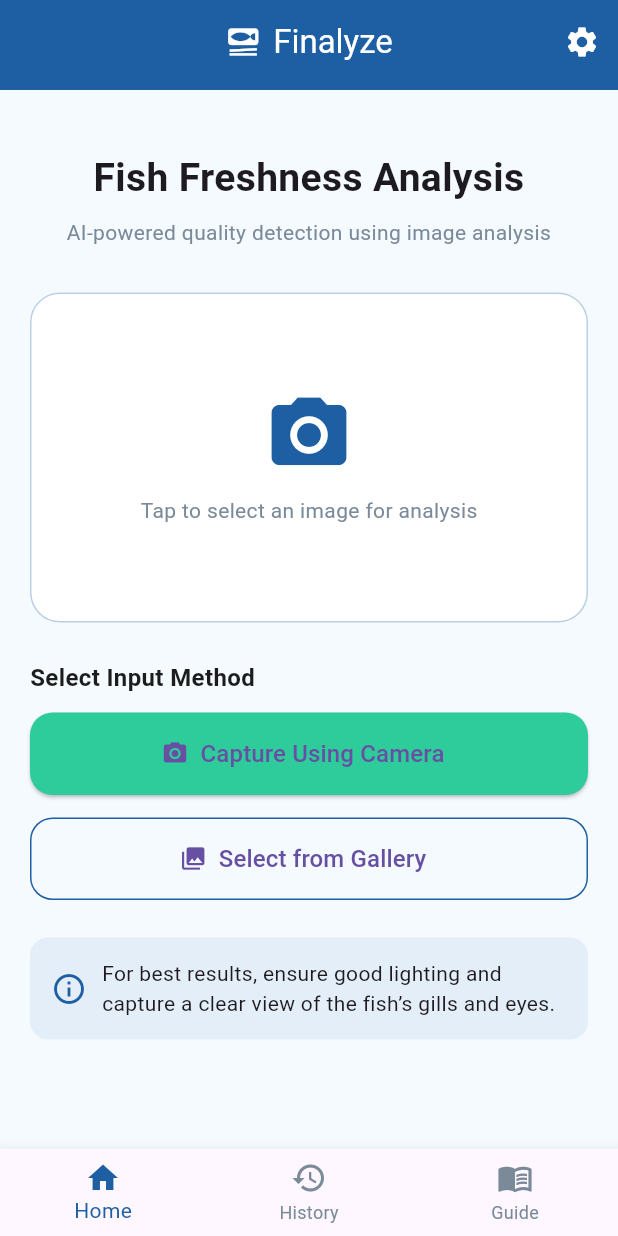
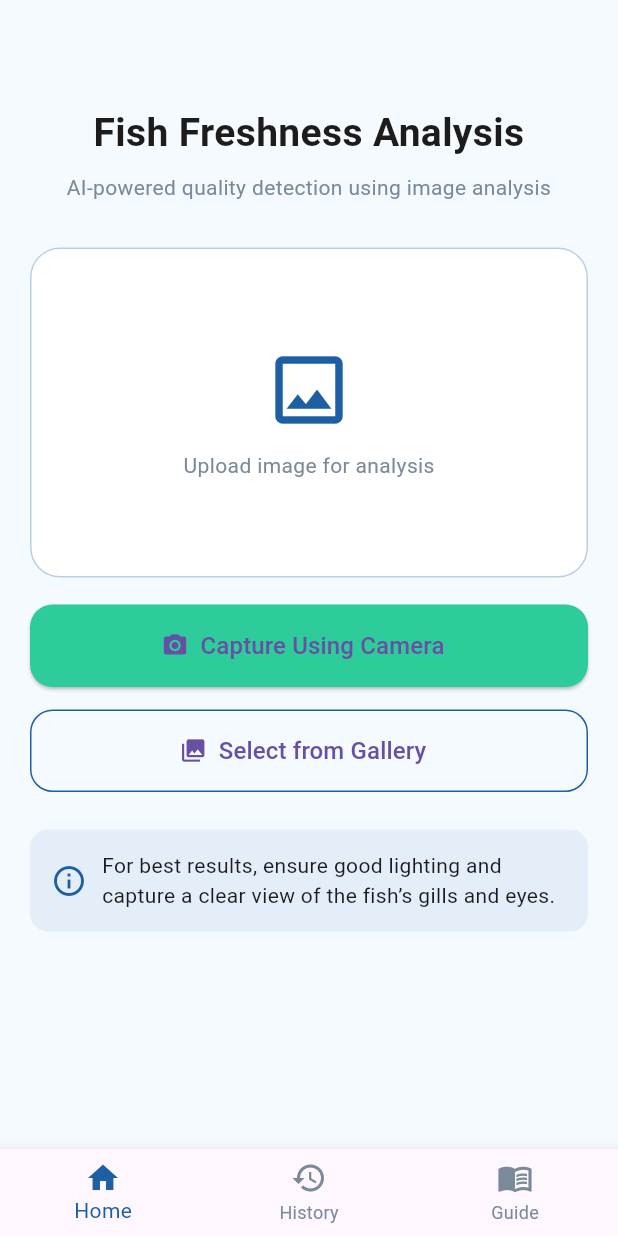
Before and after one commit to Amna-Liaqat-Ali/Finalyze, a Flutter app: the screen it shows after launch, on a phone screen of 412 x 824 dp. Run offline on Flutter 3.47's test engine with Material 3 defaults, Android fonts, the phone set to English and light mode, and no system bars.

Commit message:
some more changes in home screen

```diff
--- a/lib/constants/colors.dart
+++ b/lib/constants/colors.dart
@@ -9,9 +9,9 @@ class AppColors {
   );
   static const Color accentGreen = Color(0xFFB6E700);
   // Splash-based theme
-  static const Color primary = Color(0xFF1E5FA3); // Deep Blue
-  static const Color secondary = Color(0xFF2ECC9A); // Mint Green
-  static const Color accent = Color(0xFF2BB0E6); // Sky Blue
+  static const Color primary = Color(0xFF1E5FA3);
+  static const Color secondary = Color(0xFF2ECC9A);
+  static const Color accent = Color(0xFF2BB0E6);
 
   static const Color background = Color(0xFFF5FAFF);
   static const Color card = Colors.white;
--- a/lib/screens/Main/home_screen.dart
+++ b/lib/screens/Main/home_screen.dart
@@ -1,7 +1,6 @@
 import 'package:flutter/material.dart';
 
 import '../../constants/colors.dart';
-import '../../widgets/custom_app_bar.dart';
 
 class HomeScreen extends StatelessWidget {
   const HomeScreen({super.key});
@@ -10,23 +9,24 @@ class HomeScreen extends StatelessWidget {
   Widget build(BuildContext context) {
     return Scaffold(
       backgroundColor: AppColors.background,
-      appBar: const CustomAppBar(title: "Finalyze", showSettings: true),
       body: SingleChildScrollView(
         padding: const EdgeInsets.all(20),
         child: Column(
           crossAxisAlignment: CrossAxisAlignment.center,
           children: [
-            const SizedBox(height: 20),
+            const SizedBox(height: 50),
 
-            /// Title
             const Text(
               "Fish Freshness Analysis",
               textAlign: TextAlign.center,
-              style: TextStyle(fontSize: 26, fontWeight: FontWeight.bold),
+              style: TextStyle(
+                fontSize: 26,
+                fontWeight: FontWeight.bold,
+                color: AppColors.textDark,
+              ),
             ),
             const SizedBox(height: 8),
 
-            /// Subtitle
             const Text(
               "AI-powered quality detection using image analysis",
               textAlign: TextAlign.center,
@@ -35,7 +35,7 @@ class HomeScreen extends StatelessWidget {
 
             const SizedBox(height: 30),
 
-            /// Upload / Capture Box
+            //Upload box
             Container(
               height: 220,
               width: double.infinity,
@@ -47,32 +47,21 @@ class HomeScreen extends StatelessWidget {
               child: Column(
                 mainAxisAlignment: MainAxisAlignment.center,
                 children: const [
-                  Icon(Icons.camera_alt, size: 60, color: AppColors.primary),
+                  Icon(
+                    Icons.image_outlined,
+                    size: 60,
+                    color: AppColors.primary,
+                  ),
                   SizedBox(height: 10),
                   Text(
-                    "Tap to select an image for analysis",
+                    "Upload image for analysis",
                     style: TextStyle(color: AppColors.textLight, fontSize: 14),
                   ),
                 ],
               ),
             ),
 
-            const SizedBox(height: 25),
-
-            /// Input Method Label
-            const Align(
-              alignment: Alignment.centerLeft,
-              child: Text(
-                "Select Input Method",
-                style: TextStyle(
-                  fontSize: 16,
-                  fontWeight: FontWeight.w600,
-                  color: AppColors.textDark,
-                ),
-              ),
-            ),
-
-            const SizedBox(height: 12),
+            const SizedBox(height: 18),
 
             /// Camera Button
             ElevatedButton.icon(
@@ -112,7 +101,6 @@ class HomeScreen extends StatelessWidget {
 
             const SizedBox(height: 25),
 
-            /// Info Note
             Container(
               padding: const EdgeInsets.all(14),
               decoration: BoxDecoration(
```
